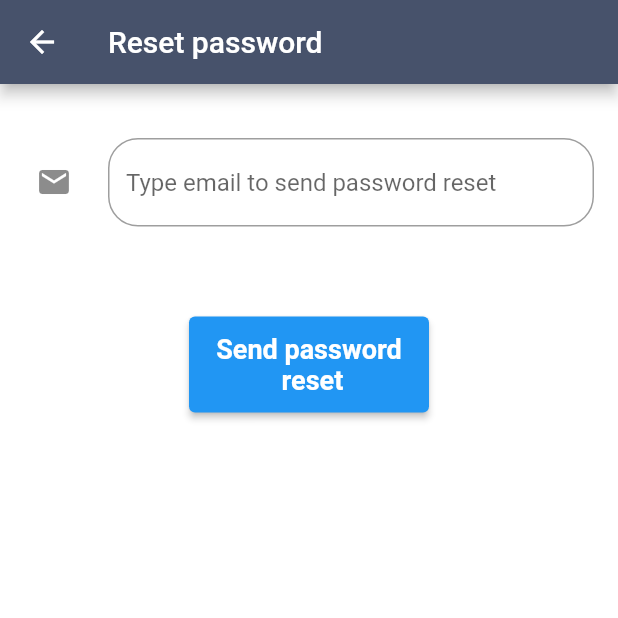
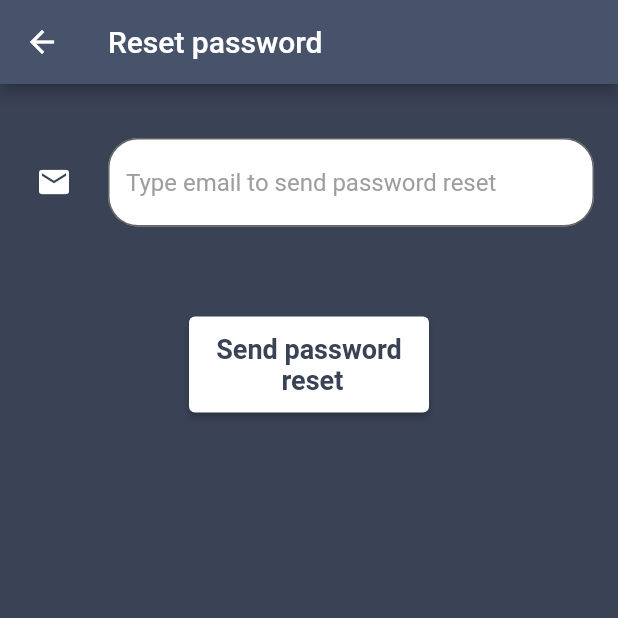
Before and after one commit to jaimegalanmartinez/UVSplatform, a Flutter app: the ResetPasswordScreen screen opened directly, on a phone screen of 412 x 824 dp, the top half of it. Run offline on Flutter 3.47's test engine with Material 2 defaults, Android fonts, the light colour scheme and no system bars; our stand-ins replace firebase_auth, firebase_core, font_awesome_flutter; accounts and stored records are empty; generated files the repository leaves out were written again; network calls fail.

Commit message:
Updated Reset password UI, handle axios errors

```diff
--- a/uvsp_app/lib/forms/form_reset_password.dart
+++ b/uvsp_app/lib/forms/form_reset_password.dart
@@ -3,8 +3,9 @@ import 'package:flutter/material.dart';
 import 'package:uvsp_app/forms/form_validators.dart';
 import 'package:firebase_auth/firebase_auth.dart';
 
-const kLabelSendStyle =
-TextStyle(fontWeight: FontWeight.bold, fontSize: 18.0, color: Colors.white);
+import '../utils/constants.dart';
+
+
 
 class FormResetPassword extends StatefulWidget {
   const FormResetPassword({Key? key}) : super(key: key);
@@ -44,16 +45,23 @@ class _FormResetPasswordState extends State<FormResetPassword> {
         ),
         TextFormField(
           controller: _emailController,
+          style: const TextStyle(color: Colors.black),
+          cursorColor: const Color.fromRGBO(58, 66, 86, 1.0),
           decoration: InputDecoration(
+            filled: true,
+            fillColor: Colors.white,
             icon: const Padding(
               padding: EdgeInsets.all(8.0),
-              child: Icon(Icons.email),
+              child: Icon(Icons.email, color: Colors.white,),
             ),
             border: OutlineInputBorder(
               borderSide: const BorderSide(),
               borderRadius: BorderRadius.circular(20.0),
             ),
             hintText: 'Type email to send password reset',
+              hintStyle: const TextStyle(color: Colors.grey),
+              errorMaxLines: 3,
+              errorStyle: const TextStyle(color: Colors.deepOrangeAccent)
           ),
           validator: validateEmail,
           onSaved: (value) => _emailToSendReset = value!,
@@ -63,7 +71,7 @@ class _FormResetPasswordState extends State<FormResetPassword> {
         ),
         ElevatedButton(
             style: ButtonStyle(
-                backgroundColor: MaterialStateProperty.all<Color>(Colors.blue),
+                backgroundColor: MaterialStateProperty.all<Color>(Colors.white),
                 minimumSize: MaterialStateProperty.all<Size>(const Size(160, 64))),
             onPressed: () {
               //Validate returns true if the form is valid, or false otherwise.
--- a/uvsp_app/lib/screens/reset_password_screen.dart
+++ b/uvsp_app/lib/screens/reset_password_screen.dart
@@ -15,12 +15,12 @@ class _ResetPasswordScreenState extends State<ResetPasswordScreen> {
         appBar: AppBar(
           title: const Text('Reset password'),
         ),
-        backgroundColor: Colors.white,
+        backgroundColor: const Color.fromRGBO(58, 66, 86, 1.0),
         body: Container(
             margin: const EdgeInsets.all(16.0),
             height: double.infinity,
             width: double.infinity,
-            decoration: const BoxDecoration(color: Colors.white),
+            decoration: const BoxDecoration(color: Color.fromRGBO(58, 66, 86, 1.0)),
             child: const FormResetPassword()));
   }
 
--- a/uvsp_app/lib/utils/constants.dart
+++ b/uvsp_app/lib/utils/constants.dart
@@ -11,3 +11,6 @@ TextStyle(decoration: TextDecoration.underline,fontWeight: FontWeight.bold, font
 //Login Form
 const kLabelLoginSignUpStyle =
 TextStyle(fontSize: 20.0, fontWeight: FontWeight.bold, color: Color.fromRGBO(58, 66, 86, 1.0));
+//Reset password screen
+const kLabelSendStyle =
+TextStyle(fontWeight: FontWeight.bold, fontSize: 18.0, color: Color.fromRGBO(58, 66, 86, 1.0));
```
Also changed, not shown: uvsp_app/lib/screens/home_screen.dart (+8 -2 lines), 1 other file.
